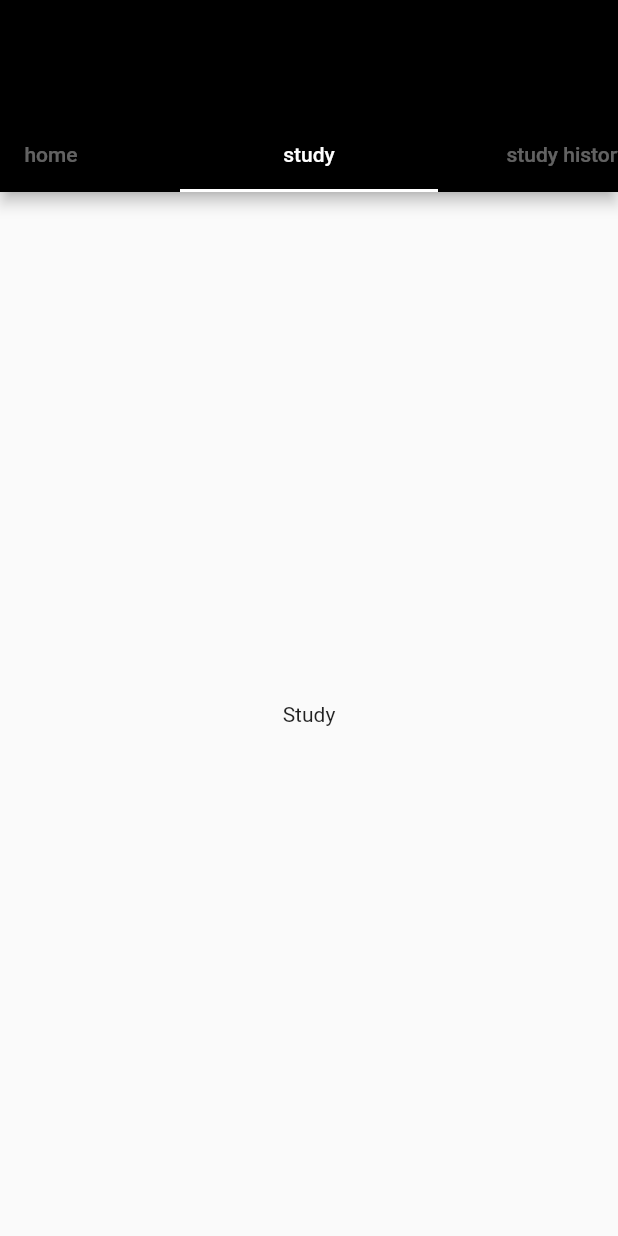
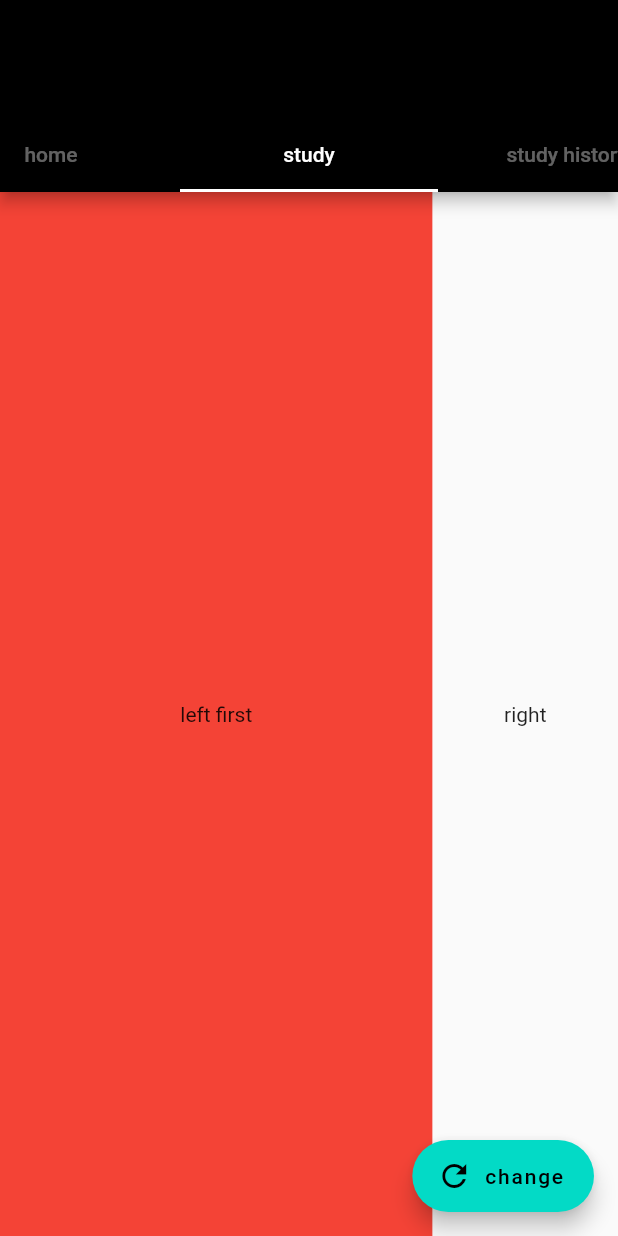
Before and after one commit to javafa/flutter_mvvm, a Flutter app: the screen it shows after launch, tab 2 chosen, on a phone screen of 412 x 824 dp. Run offline on Flutter 3.47's test engine with Material 2 defaults, Android fonts, the phone set to English and light mode, and no system bars; our stand-ins replace get, transparent_image; missing offline and left inert: dart:ffi; network calls fail.

Commit message:
view router

```diff
--- a/lib/view/study/StudyTab.dart
+++ b/lib/view/study/StudyTab.dart
@@ -1,12 +1,43 @@
 import 'package:flutter/material.dart';
+import 'package:flutter_mvvm/resource/color/MainColor.dart';
+import 'package:flutter_mvvm/view/study/left/LeftFirstView.dart';
+import 'package:flutter_mvvm/view/study/left/LeftSecondView.dart';
+import 'package:flutter_mvvm/view/study/right/RightSectionView.dart';
+import 'package:flutter_mvvm/viewmodel/study/StudyViewModel.dart';
+import 'package:get/get.dart';
 
 class StudyTab extends StatelessWidget {
+  final StudyViewModel viewModel = Get.put(StudyViewModel());
+
   @override
   Widget build(BuildContext context) {
     return Scaffold(
-      body: Center(
-        child: Text('Study'),
+      body: Row(
+        children: [
+          Expanded(
+            flex: 7,
+            child: Obx(() => viewModel.router == StudyRouter.leftfirst ? LeftFirstView() : LeftSecondView()),
+          ),
+          Expanded(
+            flex: 3,
+            child: RightSectionView(),
+          )
+        ],
       ),
+      floatingActionButton: _floatingButton(),
     );
   }
+
+  _floatingButton() => FloatingActionButton.extended(
+    backgroundColor: MainColor.custom,
+    foregroundColor: Colors.black,
+    onPressed: () => {
+      if (viewModel.router.value == StudyRouter.leftfirst)
+        viewModel.updateRouter(StudyRouter.leftsecond)
+      else
+        viewModel.updateRouter(StudyRouter.leftfirst)
+    },
+    icon: Icon(Icons.refresh),
+    label: Text("change".tr),
+  );
 }
--- /dev/null
+++ b/lib/view/study/left/LeftFirstView.dart
@@ -0,0 +1,13 @@
+import 'package:flutter/material.dart';
+
+class LeftFirstView extends StatelessWidget {
+  @override
+  Widget build(BuildContext context) {
+    return Scaffold(
+      backgroundColor: Colors.red,
+      body: Center(
+        child: Text('left first'),
+      ),
+    );
+  }
+}
--- /dev/null
+++ b/lib/view/study/right/RightSectionView.dart
@@ -0,0 +1,12 @@
+import 'package:flutter/material.dart';
+
+class RightSectionView extends StatelessWidget {
+  @override
+  Widget build(BuildContext context) {
+    return Scaffold(
+      body: Center(
+        child: Text('right'),
+      ),
+    );
+  }
+}
--- /dev/null
+++ b/lib/viewmodel/study/StudyViewModel.dart
@@ -0,0 +1,18 @@
+
+import 'package:get/get.dart';
+
+enum StudyRouter { leftfirst, leftsecond }
+
+class StudyViewModel extends GetxController {
+
+  var router = StudyRouter.leftfirst.obs;
+
+  void updateRouter(StudyRouter router) {
+    this.router.value = router;
+  }
+
+  @override
+  void onInit() {
+    super.onInit();
+  }
+}
```
Also changed, not shown: lib/view/study/left/LeftSecondView.dart (added, +13 -0 lines).
